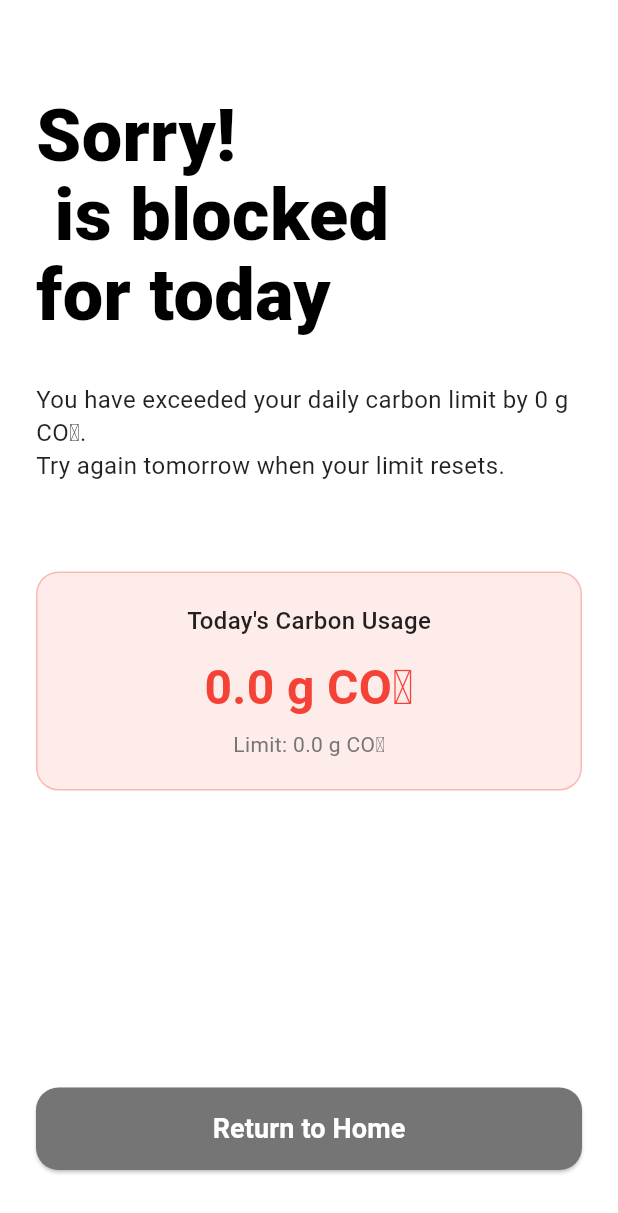
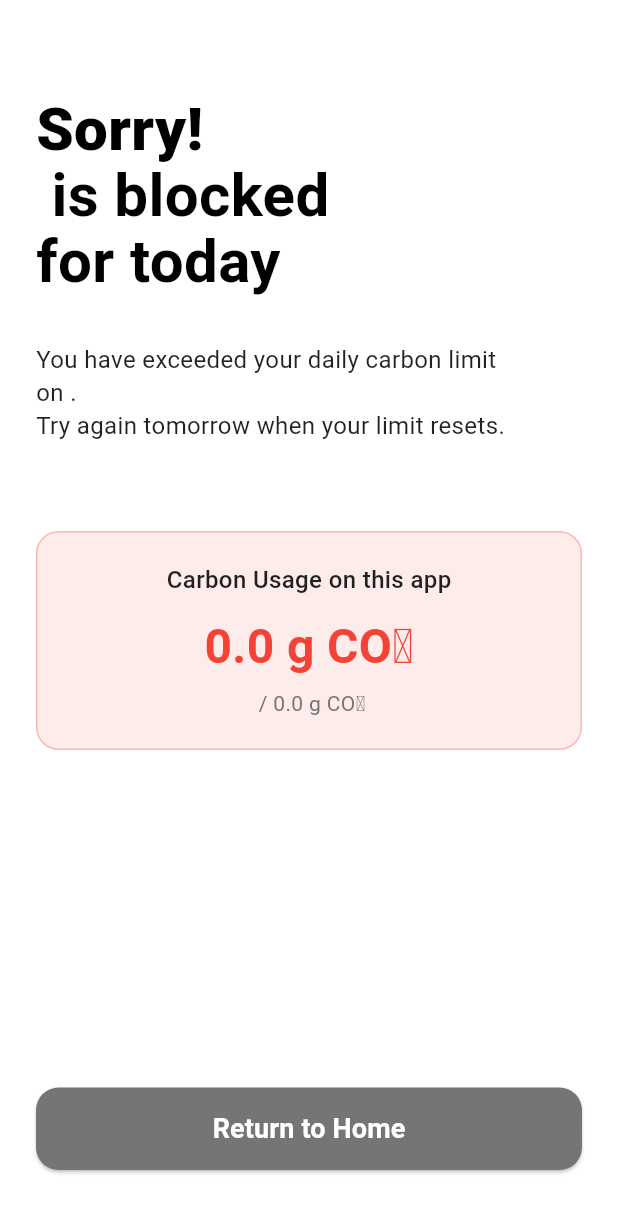
Before and after one commit to shaxabaxa1117/missionland_app, a Flutter app: the AppRestrictionScreen screen opened directly with empty values, on a phone screen of 412 x 824 dp. Shown: the top 1213 px of the screen. Run offline on Flutter 3.47's test engine with Material 3 defaults, Android fonts, the phone set to English and light mode, and no system bars; our stand-ins replace bloc, cloud_firestore, convex_bottom_bar, equatable, firebase_auth, firebase_core and 6 more; missing offline and left inert: flutter_accessibility_service, installed_apps, usage_stats; accounts and stored records are empty; statements that could not run were skipped.

Commit message:
Screen time final

```diff
--- a/lib/feature/auth/presentation/bloc/auth_state.dart
+++ b/lib/feature/auth/presentation/bloc/auth_state.dart
@@ -9,7 +9,7 @@ sealed class AuthState extends Equatable {
 
 final class AuthInitial extends AuthState {}
 
-final class  Authenticated extends AuthState{}
+final class Authenticated extends AuthState{}
 
 final class Unauthenticated extends AuthState {}
 
--- a/lib/feature/screen_time/widgets/app_restriction_screen.dart
+++ b/lib/feature/screen_time/widgets/app_restriction_screen.dart
@@ -76,10 +76,20 @@ class _AppRestrictionScreenState extends State<AppRestrictionScreen>
 
                   // Title
                   Text(
-                    'Sorry!\n${widget.appName} is blocked\nfor today',
+                    'Sorry!',
                     style: const TextStyle(
-                      fontSize: 48,
+                      fontSize: 40,
                       fontWeight: FontWeight.w900,
+                      color: Colors.black,
+                      height: 1.1,
+                    ),
+                  ),
+
+                  Text(
+                    '${widget.appName} is blocked\nfor today',
+                    style: const TextStyle(
+                      fontSize: 40,
+                      fontWeight: FontWeight.w600,
                       color: Colors.black,
                       height: 1.1,
                     ),
@@ -89,7 +99,7 @@ class _AppRestrictionScreenState extends State<AppRestrictionScreen>
 
                   // Subtitle with CO2 info
                   Text(
-                    'You have exceeded your daily carbon limit by ${(widget.currentEmission - widget.limit).toStringAsFixed(0)} g CO₂.\nTry again tomorrow when your limit resets.',
+                    'You have exceeded your daily carbon limit\non ${widget.appName}.\nTry again tomorrow when your limit resets.',
                     style: const TextStyle(
                       fontSize: 16,
                       color: Colors.black87,
@@ -111,7 +121,7 @@ class _AppRestrictionScreenState extends State<AppRestrictionScreen>
                     child: Column(
                       children: [
                         const Text(
-                          'Today\'s Carbon Usage',
+                          'Carbon Usage on this app',
                           style: TextStyle(
                             fontSize: 16,
                             color: Colors.black87,
@@ -129,7 +139,7 @@ class _AppRestrictionScreenState extends State<AppRestrictionScreen>
                         ),
                         const SizedBox(height: 5),
                         Text(
-                          'Limit: ${widget.limit.toStringAsFixed(1)} g CO₂',
+                          ' / ${widget.limit.toStringAsFixed(1)} g CO₂',
                           style: TextStyle(
                             fontSize: 14,
                             color: Colors.grey.shade600,
```
Also changed, not shown: lib/feature/auth/presentation/pages/auth_wrap.dart (deleted, +0 -36 lines), lib/feature/screen_time/widgets/quote_challenge_screen.dart (+5 -4 lines), lib/main.dart (+38 -16 lines).
